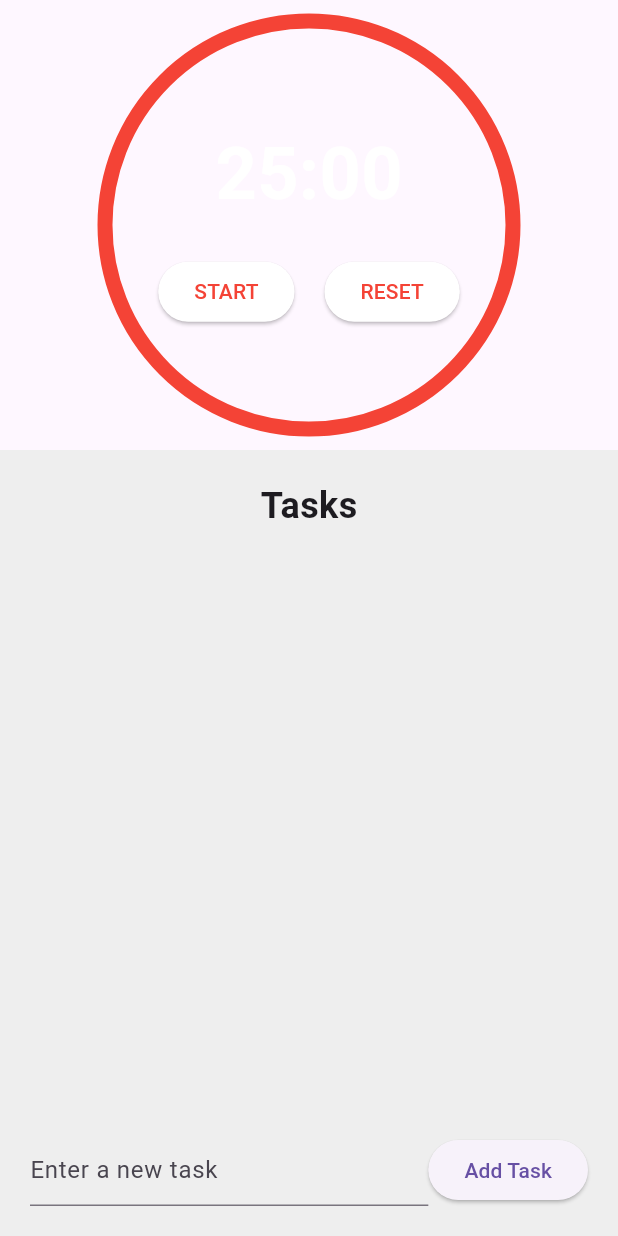
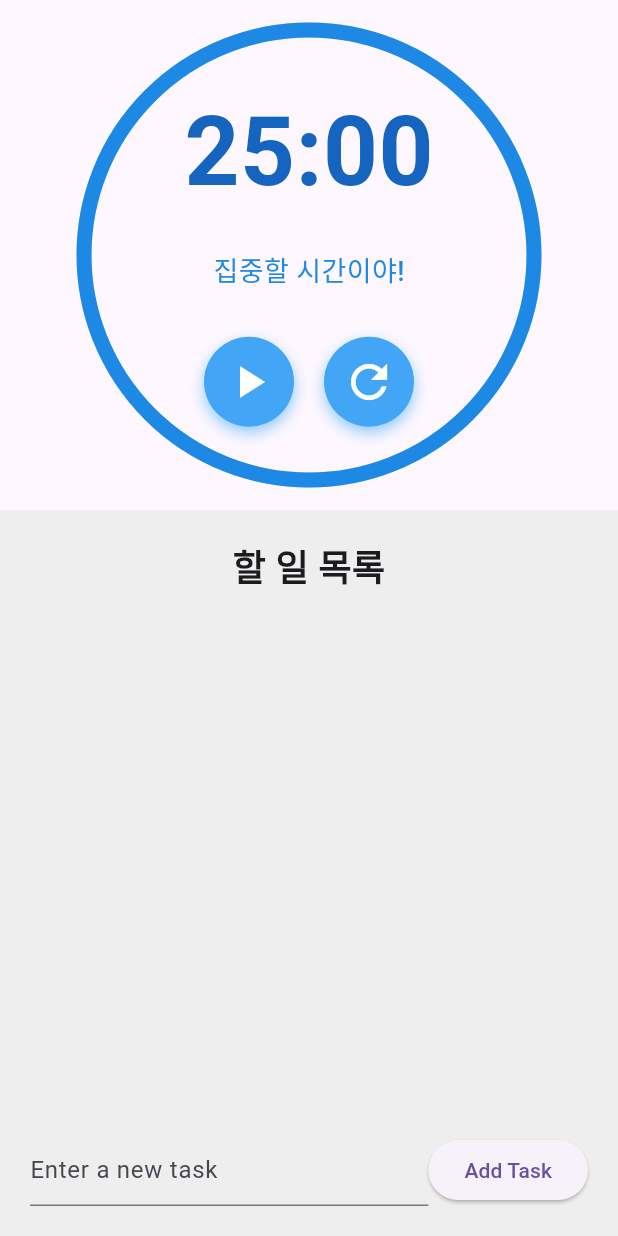
Before and after one commit to ParkJS09/PomodoroTimer, a Flutter app: the screen it shows after launch, on a phone screen of 412 x 824 dp. Run offline on Flutter 3.47's test engine with Material 3 defaults, Android fonts, the phone set to English and light mode, and no system bars.

Commit message:
타이머 UI 수정

```diff
--- a/lib/layout/mobile_layout.dart
+++ b/lib/layout/mobile_layout.dart
@@ -7,11 +7,15 @@ class MobileLayout extends StatelessWidget {
   @override
   Widget build(BuildContext context) {
     return Scaffold(
-      body: Column(
-        children: [
-          CircularTimer(),
-          Expanded(child: TaskList(),),
-        ],
+      body: SafeArea(
+        child: Column(
+          children: [
+            CircularTimer(),
+            Expanded(
+              child: TaskList(),
+            ),
+          ],
+        ),
       ),
     );
   }
--- a/lib/widgets/CircularTimer.dart
+++ b/lib/widgets/CircularTimer.dart
@@ -1,7 +1,7 @@
 import 'package:flutter/material.dart';
+import 'package:provider/provider.dart';
 import 'package:pomodoro_timer/models/pomodoro_model.dart';
 import 'package:pomodoro_timer/widgets/TimerPainter.dart';
-import 'package:provider/provider.dart';
 
 class CircularTimer extends StatelessWidget {
   @override
@@ -9,48 +9,89 @@ class CircularTimer extends StatelessWidget {
     final pomodoroModel = context.watch<PomodoroModel>();
 
     return Container(
-      width: 300,
-      height: 300,
-      padding: const EdgeInsets.all(14.0),
+      padding: EdgeInsets.all(20),
       child: AnimatedBuilder(
         animation: pomodoroModel.progressNotifier,
         builder: (context, child) {
-          return CustomPaint(
-            painter: TimerPainter(
-              progress: pomodoroModel.progressNotifier.value,
-              backgroundColor: Colors.white,
-              color: Colors.red,
-            ),
-            child: Center(
-              child: Column(
+          return Stack(
+            alignment: Alignment.center,
+            children: [
+              CustomPaint(
+                size: Size(300, 300),
+                painter: TimerPainter(
+                  progress: pomodoroModel.progressNotifier.value,
+                  backgroundColor: Colors.blue[100]!,
+                  color: Colors.blue[600]!,
+                ),
+              ),
+              Column(
                 mainAxisAlignment: MainAxisAlignment.center,
                 children: [
                   Text(
                     _formatTime(pomodoroModel.timeLeft),
-                    style: TextStyle(fontSize: 48, fontWeight: FontWeight.bold, color: Colors.white),
+                    style: TextStyle(
+                      fontSize: 64,
+                      fontWeight: FontWeight.bold,
+                      color: Colors.blue[800],
+                    ),
                   ),
                   SizedBox(height: 20),
+                  Text(
+                    _getMotivationalText(pomodoroModel.timeLeft),
+                    style: TextStyle(
+                      fontSize: 18,
+                      fontWeight: FontWeight.w500,
+                      color: Colors.blue[600],
+                    ),
+                  ),
+                  SizedBox(height: 30),
                   Row(
                     mainAxisAlignment: MainAxisAlignment.center,
                     children: [
-                      ElevatedButton(
-                        onPressed: pomodoroModel.isActive ? pomodoroModel.stopTimer : pomodoroModel.startTimer,
-                        child: Text(pomodoroModel.isActive ? 'PAUSE' : 'START'),
-                        style: ElevatedButton.styleFrom(backgroundColor: Colors.white, foregroundColor: Colors.red),
+                      _buildAnimatedButton(
+                        icon: pomodoroModel.isActive
+                            ? Icons.pause
+                            : Icons.play_arrow,
+                        onPressed: pomodoroModel.isActive
+                            ? pomodoroModel.stopTimer
+                            : pomodoroModel.startTimer,
                       ),
                       SizedBox(width: 20),
-                      ElevatedButton(
+                      _buildAnimatedButton(
+                        icon: Icons.refresh,
                         onPressed: pomodoroModel.resetTimer,
-                        child: Text('RESET'),
-                        style: ElevatedButton.styleFrom(backgroundColor: Colors.white, foregroundColor: Colors.red),
                       ),
                     ],
                   ),
                 ],
               ),
-            ),
+            ],
           );
         },
+      ),
+    );
+  }
+
+  Widget _buildAnimatedButton(
+      {required IconData icon, required VoidCallback onPressed}) {
+    return GestureDetector(
+      onTap: onPressed,
+      child: AnimatedContainer(
+        duration: Duration(milliseconds: 200),
+        curve: Curves.easeInOut,
+        padding: EdgeInsets.all(12),
+        decoration: BoxDecoration(
+          color: Colors.blue[400],
+          shape: BoxShape.circle,
+          boxShadow: [
+            BoxShadow(
+              color: Colors.blue[200]!,
+              blurRadius: 8,
+              offset: Offset(0, 4),
+            ),
+          ],
+        ),
+        child: Icon(icon, color: Colors.white, size: 36),
       ),
     );
   }
@@ -60,4 +101,11 @@ class CircularTimer extends StatelessWidget {
     int seconds = timeInSeconds % 60;
     return '${minutes.toString().padLeft(2, '0')}:${seconds.toString().padLeft(2, '0')}';
   }
+
+  String _getMotivationalText(int timeLeft) {
+    if (timeLeft > 1200) return '집중할 시간이야!';
+    if (timeLeft > 600) return '잘하고 ��어!';
+    if (timeLeft > 300) return '거의 다 왔어!';
+    return '조금만 더 힘내!';
+  }
 }
--- a/lib/widgets/task_list.dart
+++ b/lib/widgets/task_list.dart
@@ -14,7 +14,7 @@ class TaskList extends StatelessWidget {
       child: Column(
         children: [
           Text(
-            'Tasks',
+            '할 일 목록',
             style: TextStyle(fontSize: 24, fontWeight: FontWeight.bold),
           ),
           Expanded(
```
